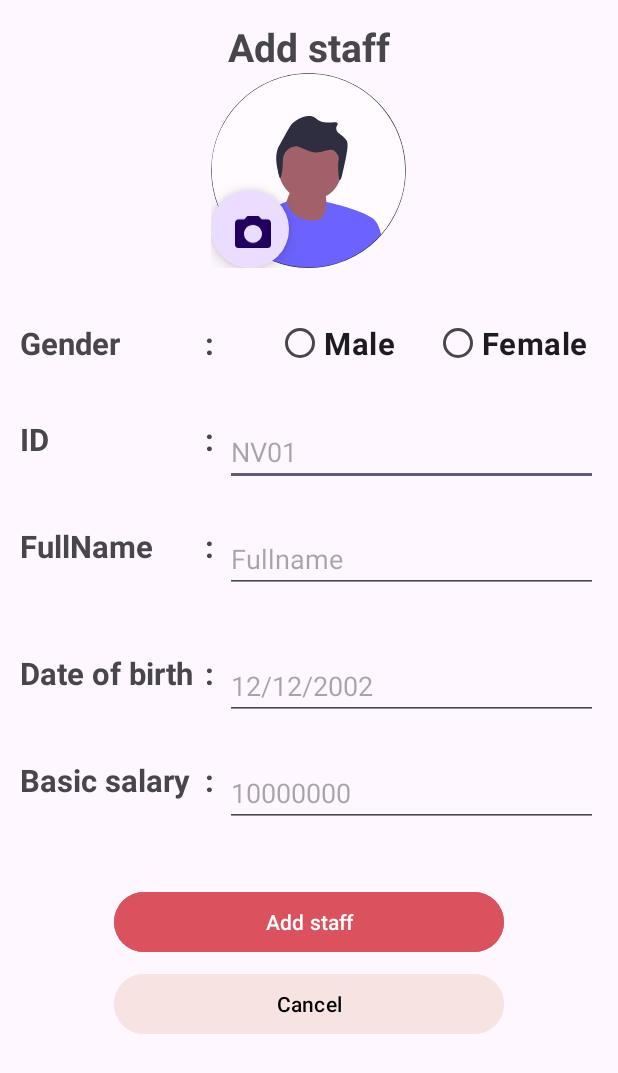
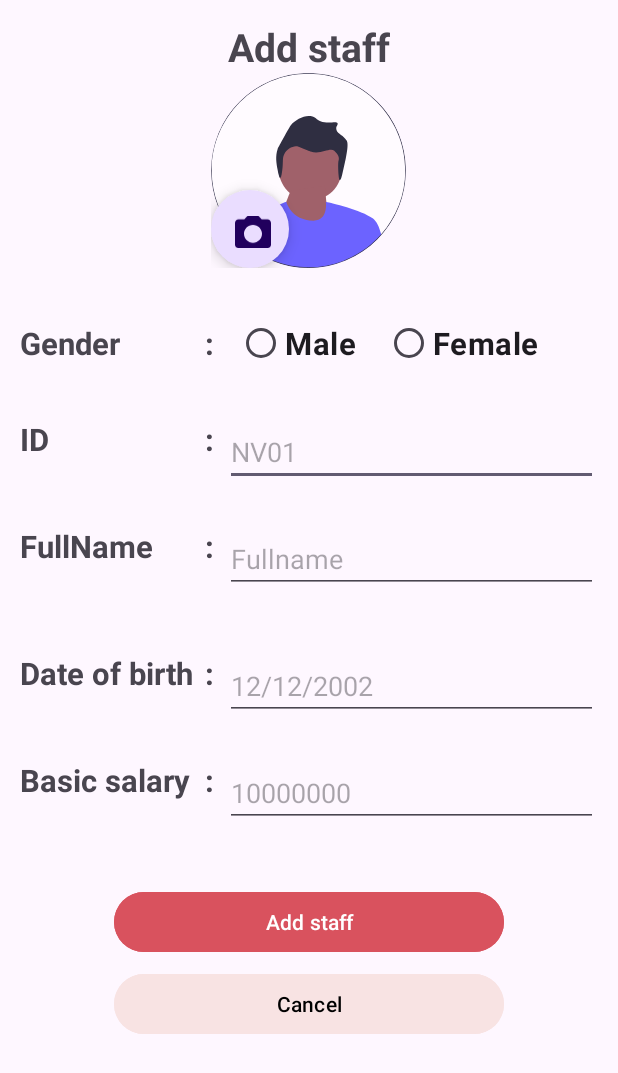
Before and after one commit to VanAnh290903/Timekeeping, an Android app: the AddStaffActivity screen opened directly, with no data from a screen before it, on a phone screen of 412 x 824 dp. Shown: the top 1073 px of the screen. Run offline under Robolectric (Android 15) with nearby library versions, the phone set to English and light mode, and no system bars; our stand-ins replace sdp/ssp sizes; libraries missing offline, so code that uses them is left out: com.github.dhaval2404.imagepicker.

Commit message:
fix ui acticity add staff

```diff
--- a/app/src/main/res/layout/activity_add_staff.xml
+++ b/app/src/main/res/layout/activity_add_staff.xml
@@ -69,45 +69,47 @@
             android:layout_height="wrap_content"
             android:layout_below="@id/img_avtAddStaff"
             android:layout_marginTop="@dimen/_20sdp"
-            >
+            android:layout_alignParentStart="true"
+            android:layout_alignParentEnd="true">
+
             <TextView
                 android:id="@+id/lable_AddGender"
                 style="@style/StringStaff"
                 android:layout_width="wrap_content"
                 android:layout_height="wrap_content"
-                android:text="@string/gender"
-                android:layout_centerVertical="true"/>
+                android:layout_centerVertical="true"
+                android:text="@string/gender" />
 
             <TextView
                 style="@style/StringStaff"
                 android:layout_width="wrap_content"
                 android:layout_height="wrap_content"
+                android:layout_centerVertical="true"
                 android:layout_marginLeft="@dimen/_95sdp"
-                android:text=":"
-                android:layout_centerVertical="true"/>
+                android:text=":" />
+
             <RadioGroup
                 android:id="@+id/AddgenderRadioGroup"
                 android:layout_width="wrap_content"
                 android:layout_height="wrap_content"
-                android:orientation="horizontal"
-                android:layout_marginLeft="@dimen/_80sdp"
+                android:layout_marginLeft="@dimen/_60sdp"
                 android:layout_toRightOf="@id/lable_AddGender"
-                >
+                android:orientation="horizontal">
 
                 <RadioButton
                     android:id="@+id/staffGenderMa"
+                    style="@style/StringStaff"
                     android:layout_width="wrap_content"
                     android:layout_height="wrap_content"
-                    android:text="@string/male"
-                    style="@style/StringStaff"/>
+                    android:text="@string/male" />
 
                 <RadioButton
                     android:id="@+id/staffGenderFe"
+                    style="@style/StringStaff"
                     android:layout_width="wrap_content"
                     android:layout_height="wrap_content"
-                    android:text="@string/female"
-                    android:layout_marginLeft="@dimen/_20sdp"
-                    style="@style/StringStaff"/>
+                    android:layout_marginLeft="@dimen/_15sdp"
+                    android:text="@string/female" />
             </RadioGroup>
 
             <!--        <TextView-->
@@ -158,6 +160,7 @@
                 android:layout_width="match_parent"
                 android:layout_height="wrap_content"
                 android:id="@+id/staffId"
+                android:maxLength="30"
                 android:layout_alignStart="@id/two_dot_2"
                 android:layout_marginStart="@dimen/_10ssp"
                 android:hint="NV01"/>
@@ -193,7 +196,8 @@
                 android:id="@+id/staffName"
                 android:layout_alignStart="@id/two_dot_3"
                 android:layout_marginStart="@dimen/_10ssp"
-                android:hint="Fullname"/>
+                android:hint="Fullname"
+                android:inputType="text"/>
         </RelativeLayout>
 
 
@@ -226,7 +230,8 @@
                 android:id="@+id/staffDateOfBirth"
                 android:layout_alignStart="@id/two_dot_4"
                 android:layout_marginStart="@dimen/_10ssp"
-                android:hint="12/12/2002"/>
+                android:hint="12/12/2002"
+                android:inputType="date"/>
 
         </RelativeLayout>
 
@@ -260,6 +265,8 @@
                 android:layout_alignStart="@id/two_dot_5"
                 android:layout_marginStart="@dimen/_10ssp"
                 android:hint="10000000"
+                android:inputType="number"
+                android:maxLength="10"
                 />
         </RelativeLayout>
         <RelativeLayout
@@ -296,5 +303,7 @@
         </RelativeLayout>
 
 
+
+
     </RelativeLayout>
 </ScrollView>
```
Also changed, not shown: app/src/main/java/com/vanh/timekeeping/activities/AddStaffActivity.java (+71 -1 lines).
